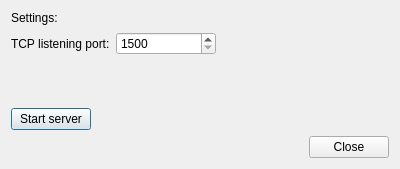
Above: venv/config_gui.ui from bajer83/VesselKmRun before the change. Below: the same form after it.
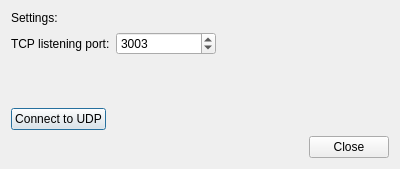
That is the form after the change.

What changed in the file:
```diff
--- a/venv/config_gui.ui
+++ b/venv/config_gui.ui
@@ -71,13 +71,13 @@
           </size>
          </property>
          <property name="minimum">
-          <number>1500</number>
+          <number>2000</number>
          </property>
          <property name="maximum">
           <number>65000</number>
          </property>
          <property name="value">
-          <number>1500</number>
+          <number>3003</number>
          </property>
         </widget>
        </item>
@@ -88,7 +88,7 @@
        <item>
         <widget class="QPushButton" name="start_server_btn">
          <property name="text">
-          <string>Start server</string>
+          <string>Connect to UDP</string>
          </property>
         </widget>
        </item>
```
